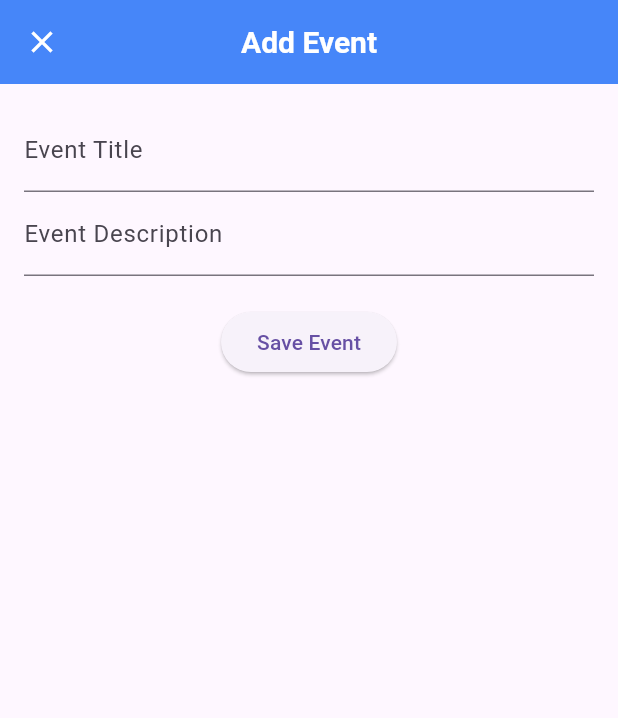
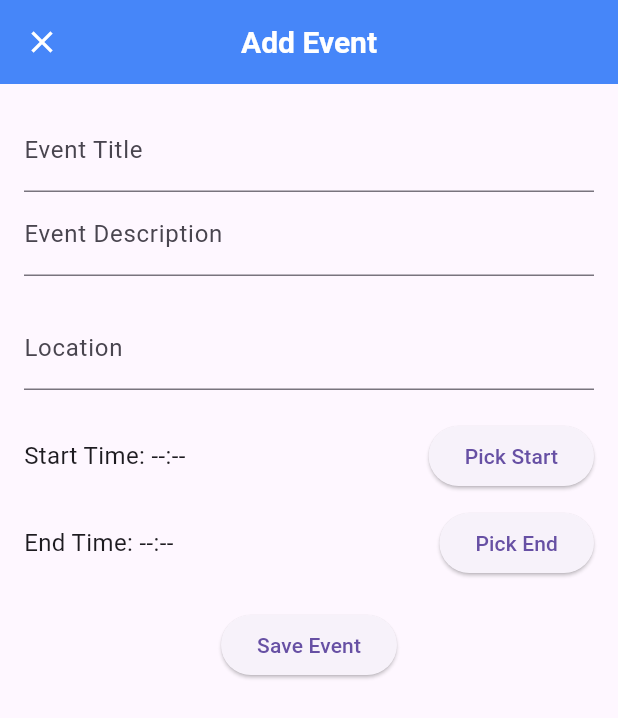
Before and after one commit to Jgalligan1/GreekConnect, a Flutter app: the screen it shows after launch, item 2 of the bottom bar chosen, after a tap on the "add" icon, on a phone screen of 412 x 824 dp. Shown: the top 718 px of the screen. Run offline on Flutter 3.47's test engine with Material 3 defaults, Android fonts, the phone set to English and light mode, and no system bars; our stand-ins replace shared_preferences, table_calendar.

Commit message:
Reimplemented Time and Location Customization

```diff
--- a/greek_connect/lib/models/event.dart
+++ b/greek_connect/lib/models/event.dart
@@ -7,7 +7,7 @@ class Event {
   final String title;
   final String? description;
   final DateTime date;
-  final int color; // Store as int for JSON serialization
+  final int color;
   final String? location;
   final TimeOfDay? startTime;
   final TimeOfDay? endTime;
@@ -21,10 +21,10 @@ class Event {
     this.location,
     this.startTime,
     this.endTime,
-  }) : id = id ?? DateTime.now().millisecondsSinceEpoch.toString(),
-       color = color ?? 0xFF2196F3; // Default blue color
+  })  : id = id ?? DateTime.now().millisecondsSinceEpoch.toString(),
+        color = color ?? 0xFF2196F3;
 
-  // Convert Event to JSON
+  // Convert Event → JSON
   Map<String, dynamic> toJson() {
     return {
       'id': id,
@@ -33,14 +33,19 @@ class Event {
       'date': date.toIso8601String(),
       'color': color,
       'location': location,
-      'startTime': startTime != null
-          ? '${startTime!.hour}:${startTime!.minute}'
-          : null,
-      'endTime': endTime != null ? '${endTime!.hour}:${endTime!.minute}' : null,
+      'startTime': startTime != null ? _formatTime(startTime!) : null,
+      'endTime': endTime != null ? _formatTime(endTime!) : null,
     };
   }
 
-  // Create Event from JSON
+  // Standardize time format for saving
+  static String _formatTime(TimeOfDay time) {
+    final hour = time.hour.toString().padLeft(2, '0');
+    final minute = time.minute.toString().padLeft(2, '0');
+    return '$hour:$minute';
+  }
+
+  // Create Event ← JSON
   factory Event.fromJson(Map<String, dynamic> json) {
     return Event(
       id: json['id'] as String,
@@ -50,34 +55,32 @@ class Event {
       color: json['color'] as int? ?? 0xFF2196F3,
       location: json['location'] as String?,
       startTime: json['startTime'] != null
-          ? _parseTimeOfDay(json['startTime'] as String)
+          ? _parseTimeOfDay(json['startTime'])
           : null,
       endTime: json['endTime'] != null
-          ? _parseTimeOfDay(json['endTime'] as String)
+          ? _parseTimeOfDay(json['endTime'])
           : null,
     );
   }
 
-  // Parse TimeOfDay from string
-  static TimeOfDay? _parseTimeOfDay(String timeString) {
+  // Parse "HH:MM" into TimeOfDay
+  static TimeOfDay _parseTimeOfDay(String? value) {
+    if (value == null) return TimeOfDay(hour: 0, minute: 0);
+
     try {
-      final parts = timeString.split(':');
-      if (parts.length == 2) {
-        return TimeOfDay(
-          hour: int.parse(parts[0]),
-          minute: int.parse(parts[1]),
-        );
-      }
+      final parts = value.split(':');
+      return TimeOfDay(
+        hour: int.parse(parts[0]),
+        minute: int.parse(parts[1]),
+      );
     } catch (e) {
-      print('Error parsing time: $e');
+      print("Time parse error: $e (value: $value)");
+      return TimeOfDay(hour: 0, minute: 0);
     }
-    return null;
   }
 
-  // Get Color object from int
   Color get colorValue => Color(color);
 
-  // Create a copy with modified fields
   Event copyWith({
     String? id,
     String? title,
@@ -104,10 +107,8 @@ class Event {
   String toString() => title;
 
   @override
-  bool operator ==(Object other) {
-    if (identical(this, other)) return true;
-    return other is Event && other.id == id;
-  }
+  bool operator ==(Object other) =>
+      identical(this, other) || (other is Event && other.id == id);
 
   @override
   int get hashCode => id.hashCode;
--- a/greek_connect/lib/screens/dashboard_screen.dart
+++ b/greek_connect/lib/screens/dashboard_screen.dart
@@ -1,10 +1,6 @@
 // lib/screens/dashboard_screen.dart
 
 import 'package:flutter/material.dart';
-import 'package:table_calendar/table_calendar.dart';
-import '../models/event.dart';
-import '../services/event_storage.dart';
-import '../screens/form_screen.dart';
 
 class DashboardScreen extends StatefulWidget {
   const DashboardScreen({super.key});
--- a/greek_connect/lib/screens/form_screen.dart
+++ b/greek_connect/lib/screens/form_screen.dart
@@ -1,9 +1,7 @@
 // lib/screens/form_screen.dart
 
 import 'package:flutter/material.dart';
-import 'package:table_calendar/table_calendar.dart';
 import '../models/event.dart';
-import '../services/event_storage.dart';
 
 class FormScreen extends StatefulWidget {
   final DateTime selectedDate;
@@ -17,13 +15,24 @@ class FormScreen extends StatefulWidget {
 class _FormScreenState extends State<FormScreen> {
   final _formKey = GlobalKey<FormState>();
   late DateTime _eventDate;
+
   String _eventTitle = '';
   String _eventDescription = '';
+  String _eventLocation = '';
+
+  TimeOfDay? _startTime;
+  TimeOfDay? _endTime;
 
   @override
   void initState() {
     super.initState();
     _eventDate = widget.selectedDate;
+  }
+
+  // Helper to format time or show placeholder
+  String _formatTime(TimeOfDay? time) {
+    if (time == null) return "--:--";
+    return time.format(context);
   }
 
   @override
@@ -36,37 +45,116 @@ class _FormScreenState extends State<FormScreen> {
         padding: const EdgeInsets.all(16.0),
         child: Form(
           key: _formKey,
+          child: SingleChildScrollView(
             child: Column(
               children: [
+                // TITLE FIELD
                 TextFormField(
                   decoration: const InputDecoration(labelText: 'Event Title'),
-                validator: (value) {
-                  if (value == null || value.isEmpty) {
-                    return 'Please enter an event title';
-                  }
-                  return null;
-                },
-                onSaved: (value) {
-                  _eventTitle = value!;
-                },
+                  validator: (value) =>
+                      (value == null || value.isEmpty)
+                          ? 'Please enter an event title'
+                          : null,
+                  onSaved: (value) => _eventTitle = value!,
                 ),
+
+                // DESCRIPTION FIELD
                 TextFormField(
-                decoration: const InputDecoration(labelText: 'Event Description'),
-                onSaved: (value) {
-                  _eventDescription = value ?? '';
-                },
+                  decoration:
+                      const InputDecoration(labelText: 'Event Description'),
+                  onSaved: (value) => _eventDescription = value ?? '',
                 ),
                 const SizedBox(height: 20),
+
+                // LOCATION FIELD
+                TextFormField(
+                  decoration: const InputDecoration(labelText: 'Location'),
+                  validator: (value) =>
+                      (value == null || value.isEmpty)
+                          ? 'Please enter a location'
+                          : null,
+                  onSaved: (value) => _eventLocation = value!,
+                ),
+
+                const SizedBox(height: 20),
+
+                // START TIME PICKER
+                Row(
+                  mainAxisAlignment: MainAxisAlignment.spaceBetween,
+                  children: [
+                    Text(
+                      "Start Time: ${_formatTime(_startTime)}",
+                      style: const TextStyle(fontSize: 16),
+                    ),
+                    ElevatedButton(
+                      onPressed: () async {
+                        final picked = await showTimePicker(
+                          context: context,
+                          initialTime: TimeOfDay.now(),
+                        );
+                        if (picked != null) {
+                          setState(() => _startTime = picked);
+                        }
+                      },
+                      child: const Text("Pick Start"),
+                    ),
+                  ],
+                ),
+
+                const SizedBox(height: 10),
+
+                // END TIME PICKER
+                Row(
+                  mainAxisAlignment: MainAxisAlignment.spaceBetween,
+                  children: [
+                    Text(
+                      "End Time: ${_formatTime(_endTime)}",
+                      style: const TextStyle(fontSize: 16),
+                    ),
+                    ElevatedButton(
+                      onPressed: () async {
+                        final picked = await showTimePicker(
+                          context: context,
+                          initialTime: TimeOfDay.now(),
+                        );
+                        if (picked != null) {
+                          setState(() => _endTime = picked);
+                        }
+                      },
+                      child: const Text("Pick End"),
+                    ),
+                  ],
+                ),
+
+                const SizedBox(height: 20),
+
+                // SAVE BUTTON
                 ElevatedButton(
                   onPressed: () {
                     if (_formKey.currentState!.validate()) {
+                      if (_startTime == null || _endTime == null) {
+                        ScaffoldMessenger.of(context).showSnackBar(
+                          const SnackBar(
+                            content:
+                                Text("Please select BOTH start and end times."),
+                            backgroundColor: Colors.red,
+                          ),
+                        );
+                        return;
+                      }
+
                       _formKey.currentState!.save();
+
                       final newEvent = Event(
                         id: UniqueKey().toString(),
                         title: _eventTitle,
                         description: _eventDescription,
                         date: _eventDate,
+                        location: _eventLocation,
+                        startTime: _startTime,
+                        endTime: _endTime,
                       );
+
                       Navigator.pop(context, newEvent);
                     }
                   },
@@ -76,6 +164,7 @@ class _FormScreenState extends State<FormScreen> {
             ),
           ),
         ),
+      ),
     );
   }
 }
```
Also changed, not shown: greek_connect/lib/screens/calendar_screen.dart (+18 -3 lines). Lines whose indentation alone changed are shown as unchanged.
